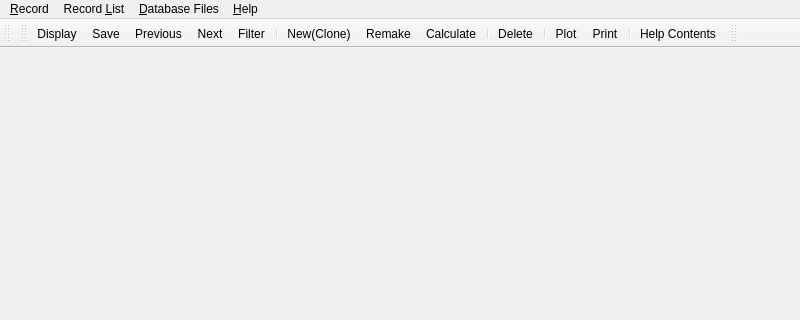
gemshub/GEMSGUI, file gems3/vizor4/dlg4/ModuleDialog4.ui: the form before one commit; both pictures show x 0 to 800 and y 0 to 320 of the 800 by 600 pixel window.
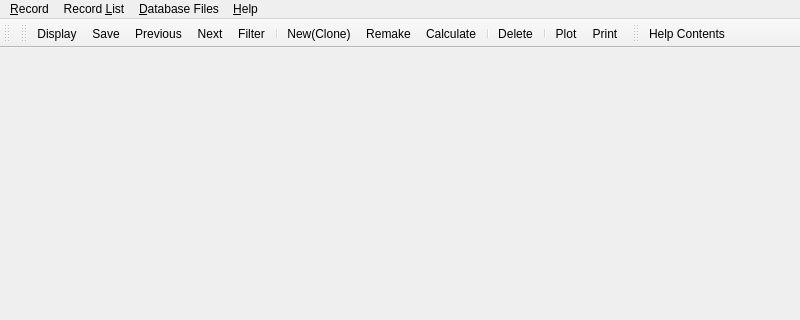
The form after the commit. Icons and pictures are not drawn.

Commit message: Separated Help menu and '?' button for modules (SD)

```diff
--- a/gems3/vizor4/dlg4/ModuleDialog4.ui
+++ b/gems3/vizor4/dlg4/ModuleDialog4.ui
@@ -125,8 +125,6 @@
    <addaction name="separator"/>
    <addaction name="action_Plot"/>
    <addaction name="action_Print"/>
-   <addaction name="separator"/>
-   <addaction name="action_Help"/>
   </widget>
   <widget class="QToolBar" name="toolBar_4">
    <property name="windowTitle">
@@ -138,6 +136,7 @@
    <attribute name="toolBarBreak">
     <bool>false</bool>
    </attribute>
+   <addaction name="action_Help_2"/>
   </widget>
   <action name="action_Create">
    <property name="text">
@@ -379,6 +378,15 @@
     <string>Set filter for record keys</string>
    </property>
   </action>
+  <action name="action_Help_2">
+   <property name="icon">
+    <iconset resource="../../img.qrc">
+     <normaloff>:/toolbar/img/help.png</normaloff>:/toolbar/img/help.png</iconset>
+   </property>
+   <property name="text">
+    <string>&amp;Help Contents</string>
+   </property>
+  </action>
  </widget>
  <resources>
   <include location="../../img.qrc"/>
```
Left out of the diff: 2 changed lines with no effect on the pictures. The commit also changes 30 other files.
